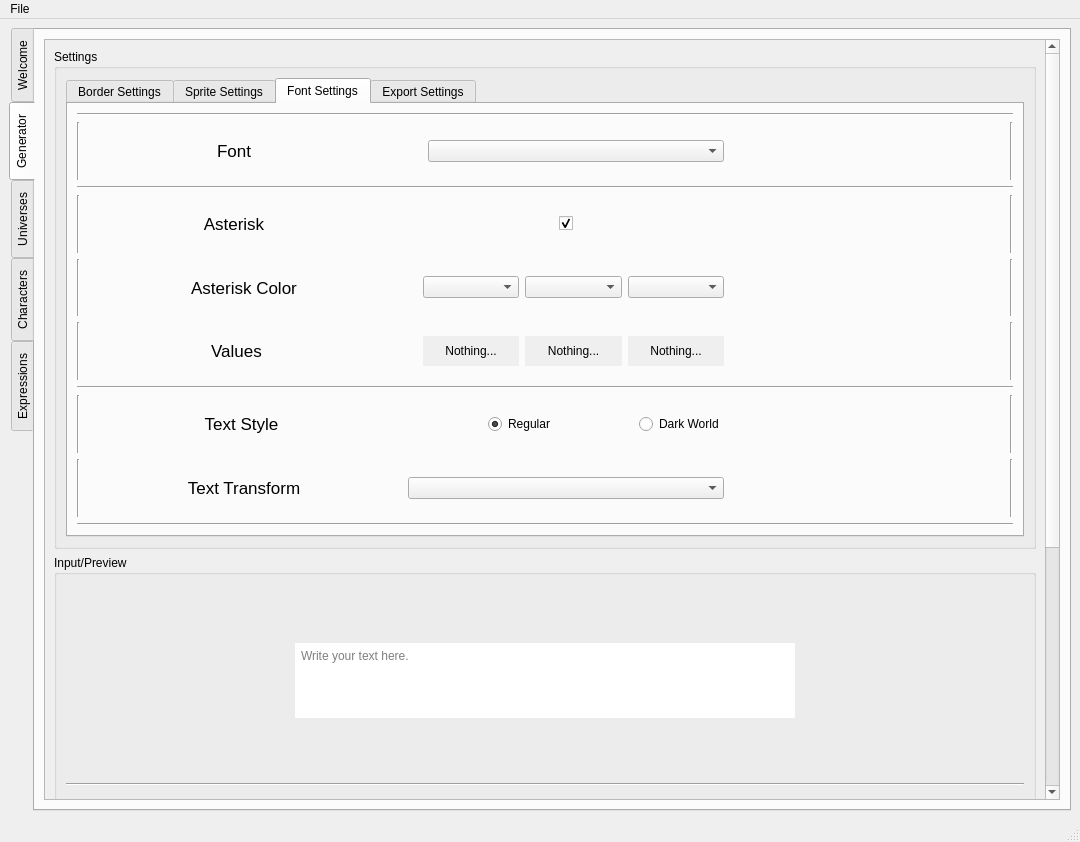
First picture: the form in ui/ui.ui, repository xMirkix/yet-another-textbox-generator, before the edit.
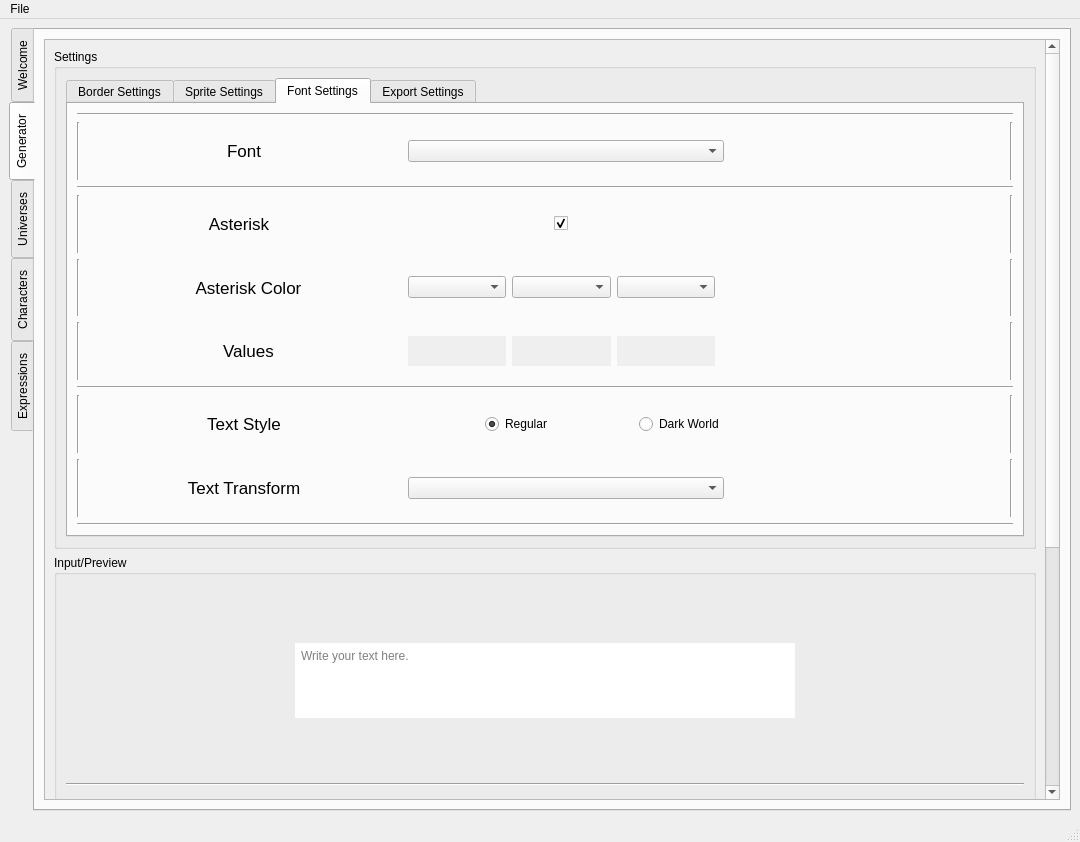
Second picture: the form after the edit. The open tabs and pages were chosen to show the change. Icons and pictures are not drawn.

```diff
--- a/ui/ui.ui
+++ b/ui/ui.ui
@@ -1035,6 +1035,12 @@
                        </item>
                        <item>
                         <widget class="QLabel" name="font_label">
+                         <property name="minimumSize">
+                          <size>
+                           <width>300</width>
+                           <height>0</height>
+                          </size>
+                         </property>
                          <property name="font">
                           <font>
                            <pointsize>13</pointsize>
@@ -1049,22 +1055,6 @@
                          </property>
                         </widget>
                        </item>
-                       <item>
-                        <spacer name="horizontalSpacer_30">
-                         <property name="orientation">
-                          <enum>Qt::Orientation::Horizontal</enum>
-                         </property>
-                         <property name="sizeType">
-                          <enum>QSizePolicy::Policy::Fixed</enum>
-                         </property>
-                         <property name="sizeHint" stdset="0">
-                          <size>
-                           <width>40</width>
-                           <height>20</height>
-                          </size>
-                         </property>
-                        </spacer>
-                       </item>
                        <item>
                         <widget class="QComboBox" name="font_selector"/>
                        </item>
@@ -1143,6 +1133,12 @@
                        </item>
                        <item>
                         <widget class="QLabel" name="asterisk_label">
+                         <property name="minimumSize">
+                          <size>
+                           <width>300</width>
+                           <height>0</height>
+                          </size>
+                         </property>
                          <property name="font">
                           <font>
                            <pointsize>13</pointsize>
@@ -1157,22 +1153,6 @@
                          </property>
                         </widget>
                        </item>
-                       <item>
-                        <spacer name="horizontalSpacer_44">
-                         <property name="orientation">
-                          <enum>Qt::Orientation::Horizontal</enum>
-                         </property>
-                         <property name="sizeType">
-                          <enum>QSizePolicy::Policy::Fixed</enum>
-                         </property>
-                         <property name="sizeHint" stdset="0">
-                          <size>
-                           <width>20</width>
-                           <height>20</height>
-                          </size>
-                         </property>
-                        </spacer>
-                       </item>
                        <item>
                         <layout class="QHBoxLayout" name="horizontalLayout_20">
                          <item>
@@ -1278,7 +1258,16 @@
                         </widget>
                        </item>
                        <item>
+                        <widget class="QWidget" name="asterisk_color_everything" native="true">
+                         <layout class="QHBoxLayout" name="horizontalLayout_41">
+                          <item>
                         <widget class="QLabel" name="asterisk_color">
+                            <property name="minimumSize">
+                             <size>
+                              <width>300</width>
+                              <height>0</height>
+                             </size>
+                            </property>
                          <property name="font">
                           <font>
                            <pointsize>13</pointsize>
@@ -1295,22 +1284,6 @@
                        </item>
                        <item>
                         <layout class="QHBoxLayout" name="horizontalLayout_5">
-                         <item>
-                          <spacer name="horizontalSpacer_35">
-                           <property name="orientation">
-                            <enum>Qt::Orientation::Horizontal</enum>
-                           </property>
-                           <property name="sizeType">
-                            <enum>QSizePolicy::Policy::Fixed</enum>
-                           </property>
-                           <property name="sizeHint" stdset="0">
-                            <size>
-                             <width>15</width>
-                             <height>20</height>
-                            </size>
-                           </property>
-                          </spacer>
-                         </item>
                          <item>
                           <widget class="QComboBox" name="asterisk_color_selector_2"/>
                          </item>
@@ -1370,6 +1343,9 @@
                          </property>
                         </spacer>
                        </item>
+                         </layout>
+                        </widget>
+                       </item>
                        <item>
                         <widget class="Line" name="line_56">
                          <property name="orientation">
@@ -1389,7 +1365,16 @@
                         </widget>
                        </item>
                        <item>
+                        <widget class="QWidget" name="asterisk_color_values_everything" native="true">
+                         <layout class="QHBoxLayout" name="horizontalLayout_42">
+                          <item>
                         <widget class="QLabel" name="asterisk_color_values">
+                            <property name="minimumSize">
+                             <size>
+                              <width>300</width>
+                              <height>0</height>
+                             </size>
+                            </property>
                          <property name="font">
                           <font>
                            <pointsize>13</pointsize>
@@ -1404,22 +1389,6 @@
                          </property>
                         </widget>
                        </item>
-                       <item>
-                        <spacer name="horizontalSpacer_36">
-                         <property name="orientation">
-                          <enum>Qt::Orientation::Horizontal</enum>
-                         </property>
-                         <property name="sizeType">
-                          <enum>QSizePolicy::Policy::Fixed</enum>
-                         </property>
-                         <property name="sizeHint" stdset="0">
-                          <size>
-                           <width>30</width>
-                           <height>20</height>
-                          </size>
-                         </property>
-                        </spacer>
-                       </item>
                        <item>
                         <layout class="QHBoxLayout" name="horizontalLayout_8">
                          <item>
@@ -1446,7 +1415,7 @@
                             <bool>true</bool>
                            </property>
                            <property name="text">
-                            <string>Nothing...</string>
+                               <string/>
                            </property>
                            <property name="alignment">
                             <set>Qt::AlignmentFlag::AlignCenter</set>
@@ -1477,7 +1446,7 @@
                             <bool>true</bool>
                            </property>
                            <property name="text">
-                            <string>Nothing...</string>
+                               <string/>
                            </property>
                            <property name="alignment">
                             <set>Qt::AlignmentFlag::AlignCenter</set>
@@ -1508,7 +1477,7 @@
                             <bool>true</bool>
                            </property>
                            <property name="text">
-                            <string>Nothing...</string>
+                               <string/>
                            </property>
                            <property name="alignment">
                             <set>Qt::AlignmentFlag::AlignCenter</set>
@@ -1565,6 +1534,9 @@
                          </property>
                         </spacer>
                        </item>
+                         </layout>
+                        </widget>
+                       </item>
                        <item>
                         <widget class="Line" name="line_55">
                          <property name="orientation">
@@ -1592,6 +1564,12 @@
                        </item>
                        <item>
                         <widget class="QLabel" name="text_style_label">
+                         <property name="minimumSize">
+                          <size>
+                           <width>300</width>
+                           <height>0</height>
+                          </size>
+                         </property>
                          <property name="font">
                           <font>
                            <pointsize>13</pointsize>
@@ -1606,22 +1584,6 @@
                          </property>
                         </widget>
                        </item>
-                       <item>
-                        <spacer name="horizontalSpacer_41">
-                         <property name="orientation">
-                          <enum>Qt::Orientation::Horizontal</enum>
-                         </property>
-                         <property name="sizeType">
-                          <enum>QSizePolicy::Policy::Fixed</enum>
-                         </property>
-                         <property name="sizeHint" stdset="0">
-                          <size>
-                           <width>10</width>
-                           <height>20</height>
-                          </size>
-                         </property>
-                        </spacer>
-                       </item>
                        <item>
                         <layout class="QHBoxLayout" name="horizontalLayout_12">
                          <item>
```
Left out of the diff: 22 changed lines with no effect on the pictures. Lines whose indentation alone changed are shown as unchanged.
